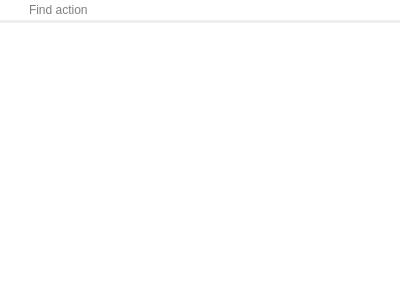
Above: src/dialogs/actiondialog.ui from pbek/QOwnNotes before the change. Below: the same form after it.
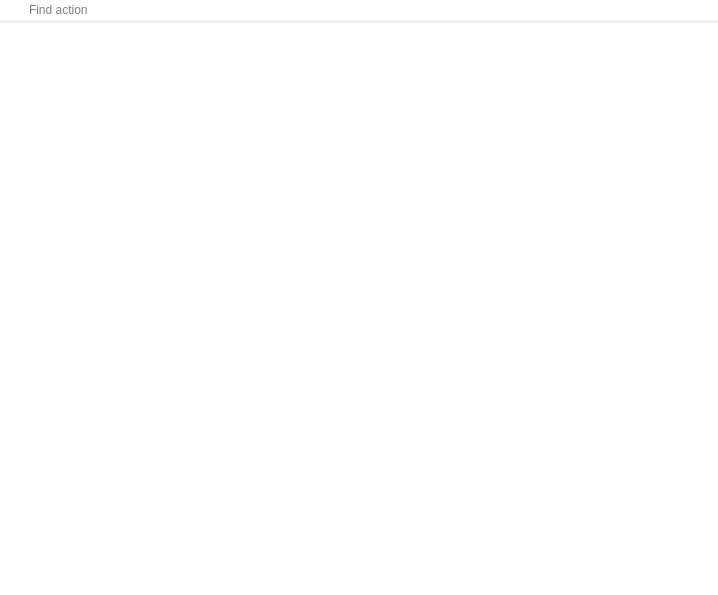
That is the form after the change. Icons and pictures are not drawn.

Commit message: added the shortcut to the action tree and implemented searching in all columns

Diff of the .ui file:
```diff
--- a/src/dialogs/actiondialog.ui
+++ b/src/dialogs/actiondialog.ui
@@ -6,8 +6,8 @@
    <rect>
     <x>0</x>
     <y>0</y>
-    <width>400</width>
-    <height>300</height>
+    <width>718</width>
+    <height>595</height>
    </rect>
   </property>
   <property name="windowTitle">
@@ -69,6 +69,11 @@
        <string notr="true">Name</string>
       </property>
      </column>
+     <column>
+      <property name="text">
+       <string notr="true">Shortcut</string>
+      </property>
+     </column>
     </widget>
    </item>
   </layout>
```
The commit also changes 3 other files.
